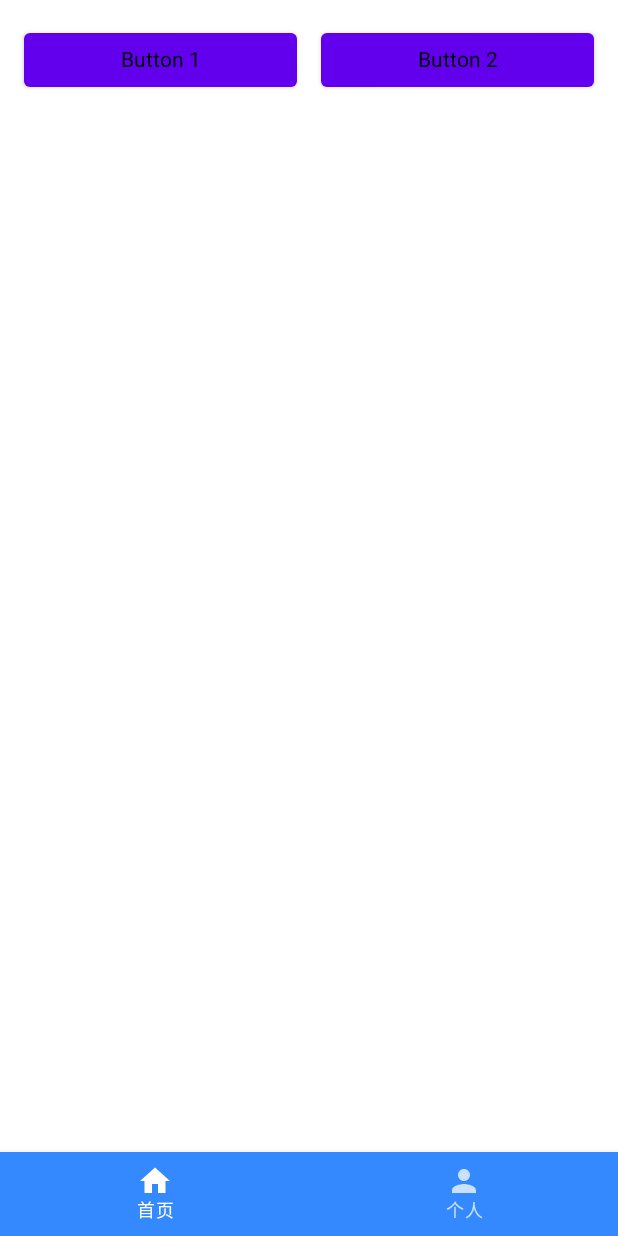
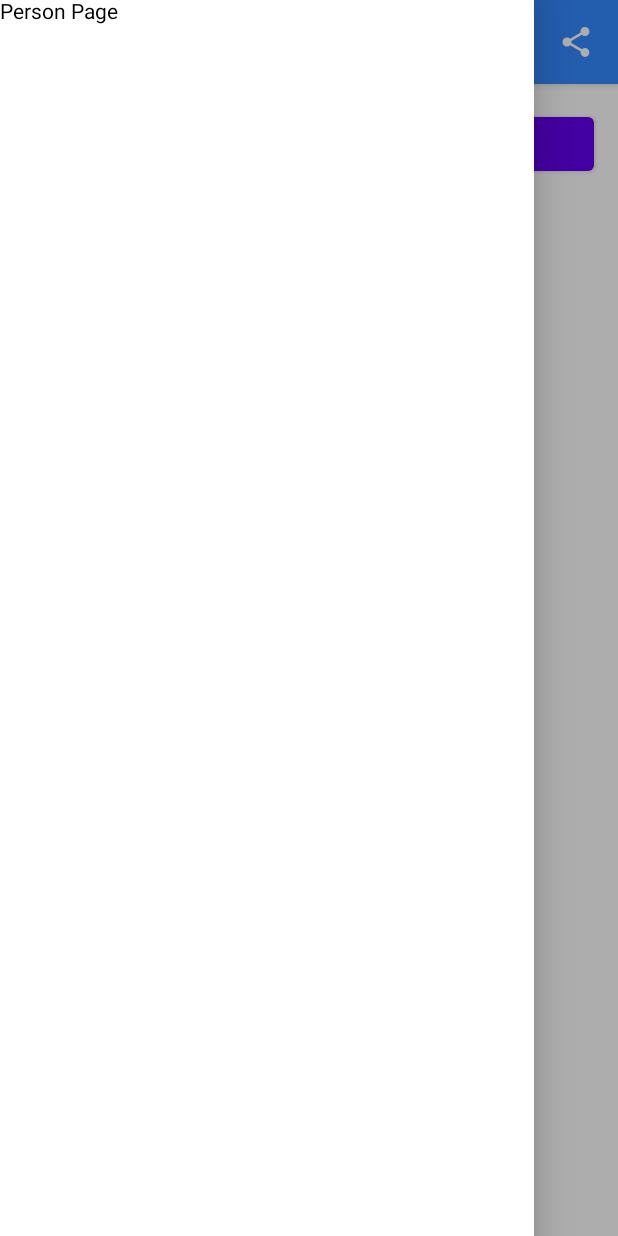
Before and after one commit to L1nS/MyTools, an Android app built with Jetpack Compose: the screen it shows after launch (MainActivity), after a tap on "Button 2", on a phone screen of 412 x 824 dp. Run offline under Robolectric (Android 15) with nearby library versions, the phone set to English and light mode, and no system bars; our stand-ins replace accompanist; 2 other taps on this screen came first.

Commit message:
修改ToolBar

```diff
--- a/app/src/main/java/com/lins/tools/ui/page/common/AppScaffold.kt
+++ b/app/src/main/java/com/lins/tools/ui/page/common/AppScaffold.kt
@@ -1,41 +1,70 @@
 package com.lins.tools.ui.page.common
 
 import androidx.compose.foundation.background
-import androidx.compose.material.Scaffold
-import androidx.compose.runtime.Composable
-import androidx.compose.runtime.getValue
+import androidx.compose.material.*
+import androidx.compose.material.icons.Icons
+import androidx.compose.material.icons.filled.ArrowBack
+import androidx.compose.material.icons.filled.Menu
+import androidx.compose.material.icons.filled.Share
+import androidx.compose.material3.IconButton
+import androidx.compose.material3.Text
+import androidx.compose.runtime.*
 import androidx.compose.ui.Modifier
 import androidx.compose.ui.graphics.Color
+import androidx.compose.ui.res.stringResource
+import androidx.compose.ui.text.font.FontWeight
+import androidx.compose.ui.unit.sp
+import androidx.navigation.NavHostController
 import androidx.navigation.compose.NavHost
 import androidx.navigation.compose.composable
 import androidx.navigation.compose.currentBackStackEntryAsState
 import androidx.navigation.compose.rememberNavController
 import com.google.accompanist.insets.navigationBarsPadding
 import com.google.accompanist.insets.statusBarsPadding
+import com.lins.tools.R
 import com.lins.tools.ui.page.main.home.HomePage
 import com.lins.tools.ui.page.main.home.life.YearLifePage
 import com.lins.tools.ui.page.main.person.PersonPage
-import com.lins.tools.ui.page.test.home.TestHomePage
-import com.lins.tools.ui.widgets.BottomNavBarView
+import com.lins.tools.ui.widgets.AppSnackBar
+import com.lins.tools.ui.widgets.SNACK_ERROR
+import com.lins.tools.ui.widgets.popupSnackBar
+import com.lins.tools.utils.back
+import com.zj.wanandroid.theme.AppTheme
+import kotlinx.coroutines.CoroutineScope
+import kotlinx.coroutines.launch
 
 @Composable
 fun AppScaffold() {
     val navCtrl = rememberNavController()
     val navBackStackEntry by navCtrl.currentBackStackEntryAsState()
     val currentDestination = navBackStackEntry?.destination
+    val scaffoldState = rememberScaffoldState()
+    val coroutineScope = rememberCoroutineScope()
 
+    var isHomePage by remember {
+        mutableStateOf(true)
+    }
 
     Scaffold(
+        scaffoldState = scaffoldState,
         modifier = Modifier
             .statusBarsPadding()
             .navigationBarsPadding(),
-        bottomBar = {
+        topBar = {
+            if (isHomePage) {
+                AppToolBar(
+                    coroutineScope = coroutineScope,
+                    scaffoldState = scaffoldState,
+                )
+            }
+        },
+        /*bottomBar = {
             when (currentDestination?.route) {
                 RouteName.HOME -> BottomNavBarView(navCtrl)
                 RouteName.PERSON -> BottomNavBarView(navCtrl)
             }
 
-        },
+        },*/
 
         content = {
             NavHost(
@@ -44,15 +73,70 @@ fun AppScaffold() {
                 startDestination = RouteName.HOME
             ) {
                 composable(RouteName.HOME) {
+                    isHomePage = true
+                    println("RouteName HOME")
                     HomePage(navCtrl)
-//                    TestHomePage()
                 }
                 composable(RouteName.PERSON) {
-                    PersonPage()
                 }
                 composable(RouteName.YEAR_LIFE) {
+                    isHomePage = false
+                    println("RouteName YEAR_LIFE")
                     YearLifePage(navCtrl)
                 }
+            }
+        },
+
+        snackbarHost = {
+            SnackbarHost(hostState = scaffoldState.snackbarHostState) { data ->
+                println("actionLabel = ${data.actionLabel}")
+                AppSnackBar(data = data)
+            }
+        },
+        drawerGesturesEnabled = isHomePage,
+        drawerContent = {
+            PersonPage()
+        }
+    )
+}
+
+@Composable
+fun AppToolBar(
+    coroutineScope: CoroutineScope,
+    scaffoldState: ScaffoldState,
+) {
+    TopAppBar(
+        backgroundColor = AppTheme.colors.themeUi,
+        navigationIcon = {
+            IconButton(onClick = {
+                coroutineScope.launch {
+                    scaffoldState.drawerState.open()
+                }
+            }) {
+                Icon(
+                    imageVector = Icons.Filled.Menu,
+                    contentDescription = "菜单",
+                    tint = Color.White
+                )
+            }
+        },
+        title = {
+            Text(
+                text = stringResource(id = R.string.app_name),
+                color = Color.White,
+                fontSize = 20.sp,
+                fontWeight = FontWeight.Bold
+            )
+        },
+        actions = {
+            IconButton(onClick = {
+                popupSnackBar(coroutineScope, scaffoldState, label = SNACK_ERROR, "分享")
+            }) {
+                Icon(
+                    imageVector = Icons.Filled.Share,
+                    contentDescription = "分享",
+                    tint = Color.White
+                )
             }
         }
     )
--- a/app/src/main/java/com/lins/tools/ui/page/main/home/HomePage.kt
+++ b/app/src/main/java/com/lins/tools/ui/page/main/home/HomePage.kt
@@ -1,23 +1,46 @@
 package com.lins.tools.ui.page.main.home
 
+import androidx.compose.foundation.background
 import androidx.compose.foundation.layout.Column
 import androidx.compose.foundation.layout.Row
 import androidx.compose.foundation.layout.fillMaxWidth
 import androidx.compose.foundation.layout.padding
 import androidx.compose.material.Button
+import androidx.compose.material.Icon
+import androidx.compose.material.ScaffoldState
+import androidx.compose.material.TopAppBar
+import androidx.compose.material.icons.Icons
+import androidx.compose.material.icons.filled.Share
+import androidx.compose.material3.IconButton
 import androidx.compose.material3.Text
 import androidx.compose.runtime.Composable
+import androidx.compose.runtime.rememberCoroutineScope
 import androidx.compose.ui.Alignment
 import androidx.compose.ui.Modifier
+import androidx.compose.ui.graphics.Color
+import androidx.compose.ui.graphics.painter.Painter
+import androidx.compose.ui.graphics.vector.ImageVector
+import androidx.compose.ui.graphics.vector.rememberVectorPainter
+import androidx.compose.ui.res.painterResource
+import androidx.compose.ui.res.stringResource
+import androidx.compose.ui.text.font.FontWeight
 import androidx.compose.ui.unit.dp
+import androidx.compose.ui.unit.sp
 import androidx.navigation.NavHostController
+import com.lins.tools.R
 import com.lins.tools.ui.page.common.RouteName
+import com.lins.tools.ui.widgets.SNACK_ERROR
+import com.lins.tools.ui.widgets.SNACK_INFO
+import com.lins.tools.ui.widgets.popupSnackBar
+import com.zj.wanandroid.theme.AppTheme
+import kotlinx.coroutines.CoroutineScope
 
 @Composable
 fun HomePage(
     navCtrl: NavHostController
 ) {
 
+    println("HomePage")
     Column(
         modifier = Modifier.fillMaxWidth()
     ) {
@@ -34,7 +57,7 @@ fun HomePage(
                 onClick = {
                     navCtrl.navigate(RouteName.YEAR_LIFE)
                 }) {
-                Text(text = "Button 1")
+                Text(text = "Calendar")
             }
             Button(
                 modifier = Modifier
--- a/app/src/main/java/com/lins/tools/ui/page/main/home/life/YearLifePage.kt
+++ b/app/src/main/java/com/lins/tools/ui/page/main/home/life/YearLifePage.kt
@@ -27,12 +27,13 @@ fun YearLifePage(
     viewModel: YearLifeViewModel = YearLifeViewModel()
 ) {
 
+    println("RouteName YEAR_LIFE page")
     val imageUrl = "https://api.yimian.xyz/img?type=wallpaper"
     val nowPercent = viewModel.getRemainDayPercent()
     Column(
         modifier = Modifier.fillMaxWidth()
     ) {
-        NormalToolbar(title = "Title", onBack = {
+        NormalToolbar(title = "Calendar", onBack = {
             navCtrl.back()
         })
 
--- a/app/src/main/java/com/lins/tools/ui/page/main/home/life/YearLifeViewModel.kt
+++ b/app/src/main/java/com/lins/tools/ui/page/main/home/life/YearLifeViewModel.kt
@@ -13,7 +13,6 @@ class YearLifeViewModel : ViewModel() {
         val lastDay = Calendar.getInstance()
         lastDay.set(getYear(), 11, 31)
         nowDay.set(getYear(), getMonth() - 1, getDay())
-        println("${lastDay.get(Calendar.DAY_OF_YEAR)},${nowDay.get(Calendar.DAY_OF_YEAR)}")
         return lastDay.get(Calendar.DAY_OF_YEAR) - nowDay.get(Calendar.DAY_OF_YEAR)
     }
 
@@ -22,7 +21,6 @@ class YearLifeViewModel : ViewModel() {
         val lastDay = Calendar.getInstance()
         lastDay.set(getYear(), 11, 31)
         nowDay.set(getYear(), getMonth() - 1, getDay())
-        println("${lastDay.get(Calendar.DAY_OF_YEAR)},${nowDay.get(Calendar.DAY_OF_YEAR)}")
         return nowDay.get(Calendar.DAY_OF_YEAR) * 100 / lastDay.get(Calendar.DAY_OF_YEAR)
     }
 
--- a/app/src/main/java/com/lins/tools/ui/page/main/person/PersonPage.kt
+++ b/app/src/main/java/com/lins/tools/ui/page/main/person/PersonPage.kt
@@ -1,10 +1,17 @@
 package com.lins.tools.ui.page.main.person
 
+import androidx.compose.foundation.layout.Box
+import androidx.compose.foundation.layout.fillMaxWidth
 import androidx.compose.material3.Text
 import androidx.compose.runtime.Composable
+import androidx.compose.ui.Modifier
 
 @Composable
-fun PersonPage() {
+fun PersonPage(
+) {
 
-    Text(text = "Person Page")
+    Box(modifier = Modifier.fillMaxWidth()) {
+
+        Text(text = "Person Page")
+    }
 }
```
Also changed, not shown: app/src/main/java/com/lins/tools/ui/widgets/Snackbar.kt (added, +42 -0 lines).
